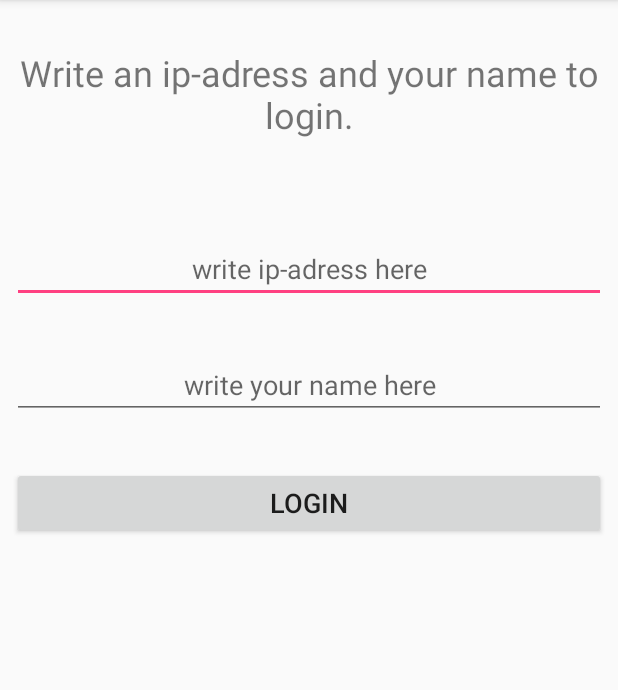
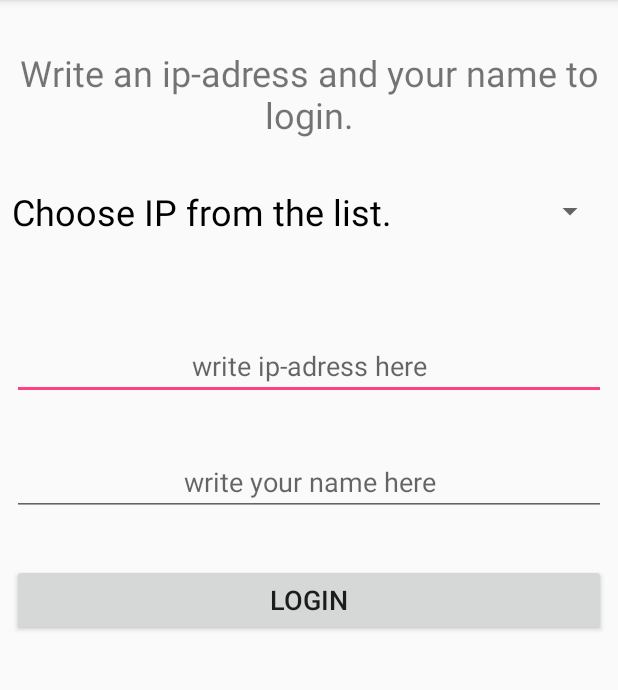
Before and after one commit to Projekt1Grupp12/projektet, an Android app: the screen it shows after launch (MainFrame), on a phone screen of 412 x 824 dp, the part 84-774 px from its top. Run offline under Robolectric (Android 15) with nearby library versions, the phone set to English and light mode, and no system bars.

Commit message:
Dropdown box and Navigation.
Dropdown box working correctly, it is possible to choose the same option.
Navigation working correctly, it calls onRestart method of ParentActivity.

```diff
--- a/App/ColorGame/app/src/main/java/com/example/anna/colorgame/GameFrame.java
+++ b/App/ColorGame/app/src/main/java/com/example/anna/colorgame/GameFrame.java
@@ -5,6 +5,7 @@ import android.content.res.AssetFileDescriptor;
 import android.media.MediaPlayer;
 import android.support.v7.app.AppCompatActivity;
 import android.os.Bundle;
+import android.support.v7.widget.Toolbar;
 import android.util.Log;
 import android.view.View;
 import android.widget.TextView;
@@ -77,6 +78,7 @@ public class GameFrame extends AppCompatActivity implements View.OnClickListener
     protected void onCreate(Bundle savedInstanceState) {
         super.onCreate(savedInstanceState);
         setContentView(R.layout.activity_game_frame);
+
         //Get the intent that started this activity and extract the string
         Intent intent = getIntent();
         ip = intent.getStringExtra("ip");
@@ -86,6 +88,8 @@ public class GameFrame extends AppCompatActivity implements View.OnClickListener
         //Capture the layout's TextView and set the string as its text
         TextView textViewIP = (TextView) findViewById(R.id.textViewIP);
         textViewIP.setText(toShow);
+        mpGood = MediaPlayer.create(GameFrame.this, R.raw.goodmove);
+        mpBad = MediaPlayer.create(GameFrame.this, R.raw.badmove);
     }
     /*
     This method is called when one of the buttons is clicked in the GUI.
--- a/App/ColorGame/app/src/main/java/com/example/anna/colorgame/MainFrame.java
+++ b/App/ColorGame/app/src/main/java/com/example/anna/colorgame/MainFrame.java
@@ -6,6 +6,13 @@ import android.os.Bundle;
 import android.util.Log;
 import android.view.View;
 import android.widget.EditText;
+import android.widget.AdapterView;
+import android.widget.ArrayAdapter;
+import android.widget.Spinner;
+import android.widget.AdapterView.OnItemSelectedListener;
+
+import java.lang.reflect.Array;
+
 /*
 Class is an activity that shows a Login window of application.
 It has two EditText and a Button.
@@ -15,6 +22,7 @@ public class MainFrame extends AppCompatActivity {
     private String ip = "";
     private String name = "";
     private String userID = "";
+    private String[] ipAdresses = {"Choose IP from the list.", "10.2.19.242", "10.2.19.28"};
     private AsyncResponse delegate = new AsyncResponse() {
         /*
         Method that has result from AsyncTask as parameter.
@@ -33,6 +41,42 @@ public class MainFrame extends AppCompatActivity {
     protected void onCreate(Bundle savedInstanceState) {
         super.onCreate(savedInstanceState);
         setContentView(R.layout.activity_main_frame);
+
+        //Here is drop-down list
+        final Spinner dynamicSpinner = (Spinner) findViewById(R.id.spinner);
+        //ArrayAdapter<String> adapter = new ArrayAdapter<String>(this, android.R.layout.simple_spinner_item, ipAdresses);
+        ArrayAdapter<String> adapter = new ArrayAdapter<String>(this,R.layout.my_spinner, ipAdresses);
+        adapter.setDropDownViewResource(R.layout.my_spinner_dropdown);
+        dynamicSpinner.setAdapter(adapter);
+        dynamicSpinner.setOnItemSelectedListener(new OnItemSelectedListener() {
+            @Override
+            public void onItemSelected(AdapterView<?> parent, View view, int position, long id) {
+                Log.d(TAG, "selection" + parent.getItemAtPosition(position));
+                switch (position) {
+                    case 0:
+                        //EditText editText0 = (EditText) findViewById(R.id.editIPText);
+                        // editText0.setText(ipAdresses[0]);
+                        // Whatever you want to happen when the first item gets selected
+                        break;
+                    case 1:
+                        EditText editText1 = (EditText) findViewById(R.id.editIPText);
+                        editText1.setText(ipAdresses[1]);
+                        dynamicSpinner.setSelection(0);
+                        // Whatever you want to happen when the first item gets selected
+                        break;
+                    case 2:
+                        EditText editText2 = (EditText) findViewById(R.id.editIPText);
+                        editText2.setText(ipAdresses[2]);
+                        dynamicSpinner.setSelection(0);
+                        // Whatever you want to happen when the second item gets selected
+                        break;
+                }
+            }
+
+            @Override
+            public void onNothingSelected(AdapterView<?> adapterView) {
+            }
+        });
     }
     /*
     This method is called when the button is clicked.
--- a/App/ColorGame/app/src/main/res/layout/activity_main_frame.xml
+++ b/App/ColorGame/app/src/main/res/layout/activity_main_frame.xml
@@ -27,19 +27,18 @@
         android:id="@+id/editIPText"
         android:layout_width="0dp"
         android:layout_height="wrap_content"
+        android:layout_marginEnd="8dp"
         android:layout_marginLeft="8dp"
         android:layout_marginRight="8dp"
-        android:layout_marginTop="64dp"
+        android:layout_marginStart="8dp"
         android:ems="10"
         android:hint="@string/write_hint"
         android:inputType="textPersonName"
         android:textAlignment="center"
-        app:layout_constraintHorizontal_bias="0.0"
         app:layout_constraintLeft_toLeftOf="parent"
         app:layout_constraintRight_toRightOf="parent"
-        app:layout_constraintTop_toBottomOf="@+id/mainText"
-        android:layout_marginStart="8dp"
-        android:layout_marginEnd="8dp" />
+        android:layout_marginTop="64dp"
+        app:layout_constraintTop_toBottomOf="@+id/spinner" />
 
     <Button
         android:id="@+id/loginButton"
@@ -75,4 +74,19 @@
         android:layout_marginStart="8dp"
         android:layout_marginEnd="8dp" />
 
+    <Spinner
+        android:id="@+id/spinner"
+        android:layout_width="match_parent"
+        android:layout_height="wrap_content"
+        android:layout_marginEnd="8dp"
+        android:layout_marginLeft="8dp"
+        android:layout_marginRight="8dp"
+        android:layout_marginStart="8dp"
+        android:layout_marginTop="32dp"
+        android:prompt="@string/header"
+        app:layout_constraintHorizontal_bias="0.0"
+        app:layout_constraintLeft_toLeftOf="parent"
+        app:layout_constraintRight_toRightOf="parent"
+        app:layout_constraintTop_toBottomOf="@+id/mainText" />
+
 </android.support.constraint.ConstraintLayout>
--- /dev/null
+++ b/App/ColorGame/app/src/main/res/layout/my_spinner.xml
@@ -0,0 +1,7 @@
+
+    <TextView xmlns:android="http://schemas.android.com/apk/res/android"
+        android:id="@android:id/text1"
+        android:layout_width="match_parent"
+        android:layout_height="wrap_content"
+        android:textSize="24sp"
+        android:textColor="#000000" />
--- a/App/ColorGame/app/src/main/res/values/strings.xml
+++ b/App/ColorGame/app/src/main/res/values/strings.xml
@@ -13,4 +13,5 @@
     <string name="textviewid">TextView</string>
     <string name="ip_name_userid">ip.name.userID</string>
     <string name="points">points</string>
+    <string name="header">Title</string>
 </resources>
```
Also changed, not shown: App/ColorGame/app/src/main/AndroidManifest.xml (+12 -5 lines), App/ColorGame/app/src/main/java/com/example/anna/colorgame/StartGameFrame.java (+22 -3 lines), App/ColorGame/app/src/main/res/layout/my_spinner_dropdown.xml (added, +10 -0 lines).
